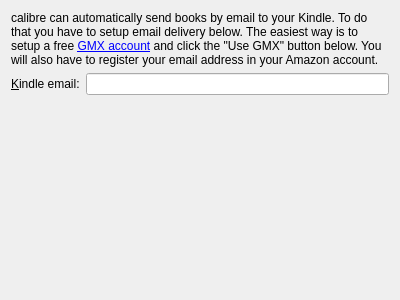
First picture: the form in src/calibre/gui2/wizard/kindle.ui, repository debian-calibre/calibre, before the edit.
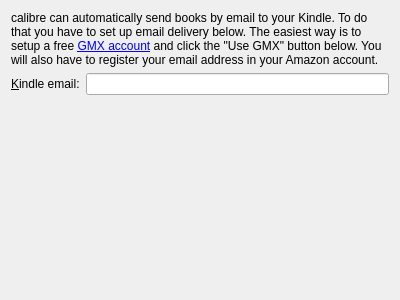
Second picture: the form after the edit. Custom widgets are drawn as their Qt base class.

Diff of the .ui file:
```diff
--- a/src/calibre/gui2/wizard/kindle.ui
+++ b/src/calibre/gui2/wizard/kindle.ui
@@ -23,7 +23,7 @@
    <item row="0" column="0" colspan="2">
     <widget class="QLabel" name="email_title_label">
      <property name="text">
-     <string>&lt;p&gt;calibre can automatically send books by email to your Kindle. To do that you have to setup email delivery below. The easiest way is to setup a free &lt;a href=&quot;{}&quot;&gt;GMX account&lt;/a&gt; and click the "Use GMX" button below. You will also have to register your email address in your Amazon account.</string>
+     <string>&lt;p&gt;calibre can automatically send books by email to your Kindle. To do that you have to set up email delivery below. The easiest way is to setup a free &lt;a href=&quot;{}&quot;&gt;GMX account&lt;/a&gt; and click the "Use GMX" button below. You will also have to register your email address in your Amazon account.</string>
      </property>
      <property name="wordWrap">
       <bool>true</bool>
```
